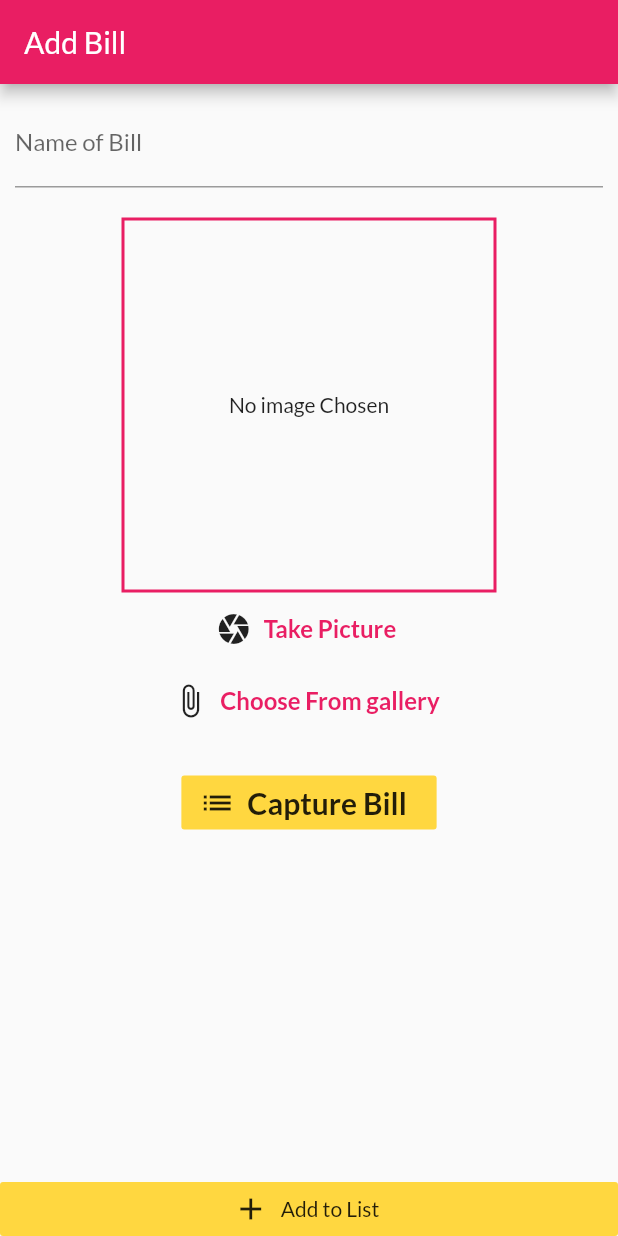
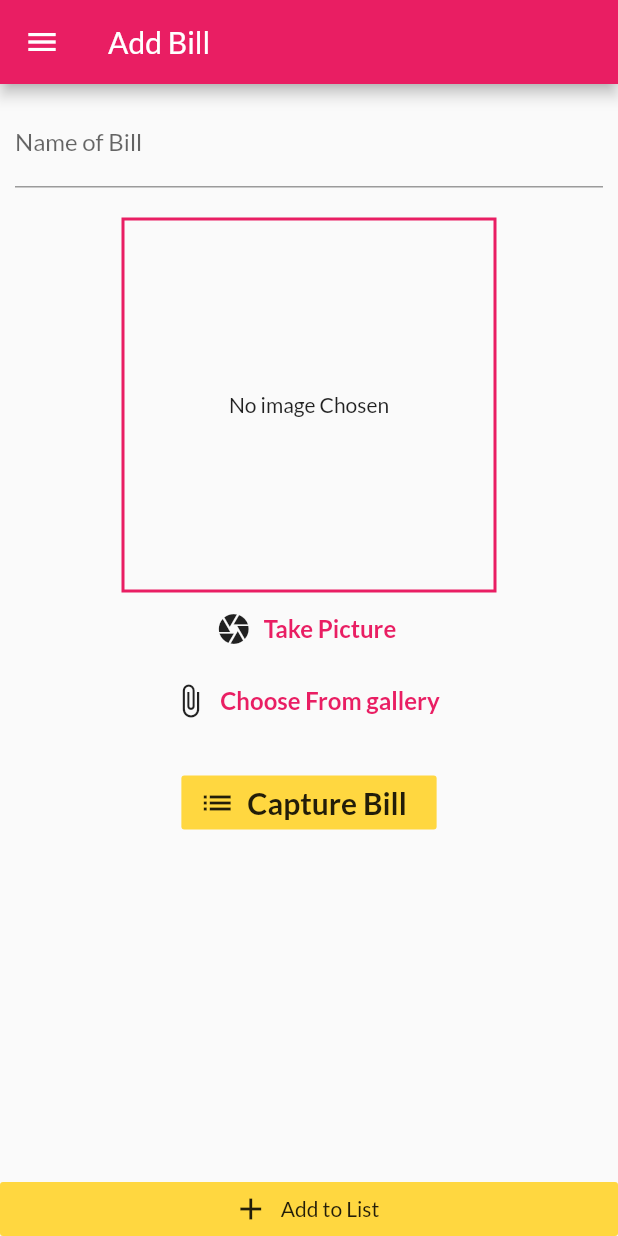
Before and after one commit to vaibhavpuri32/Android_Mobile_Vision_Project, a Flutter app: the AddBillsScreen screen opened by its route, on a phone screen of 412 x 824 dp. Run offline on Flutter 3.47's test engine with Material 2 defaults, Android fonts, the phone set to English and light mode, and no system bars; our stand-ins replace image_picker, sqflite; missing offline and left inert: firebase_ml_vision; accounts and stored records are empty.

Commit message:
Add Bills Screen

```diff
--- a/lib/screens/add_bills_screen.dart
+++ b/lib/screens/add_bills_screen.dart
@@ -47,6 +47,9 @@ class _AddBillsScreen extends State<AddBillsScreen> {
     for (i = 0; i < numbers.length; i++) {
       print(numbers[i]);
     }
+
+
+
     /*  int i;
     for(i=0; i<numbers.length; i++)
       {  print(numbers[i]);
@@ -65,7 +68,7 @@ class _AddBillsScreen extends State<AddBillsScreen> {
             child: numbers.length > 0
                 ? Text(
                     "The Bill is  Rs.  " +
-                        (numbers[numbers.length - 1]).toString(),
+                        numbers[numbers.length-1].toString(),
                     style: TextStyle(fontSize: 30, color: Theme.of(context).primaryColor),
                   )
                 : Text(
@@ -84,7 +87,7 @@ class _AddBillsScreen extends State<AddBillsScreen> {
       return;
     }
     Provider.of<Bills>(context, listen: false).addBill(
-        _titlecontroller.text, _pickedImage, numbers[numbers.length - 1],DateTime.now());
+        _titlecontroller.text, _pickedImage, numbers[numbers.length-1] ,DateTime.now());
     Navigator.of(context).pop();
 
   }
@@ -93,8 +96,9 @@ class _AddBillsScreen extends State<AddBillsScreen> {
   Widget build(BuildContext context) {
     return (Scaffold(
       appBar: AppBar(
-        title: Text("Add Bill "),automaticallyImplyLeading: false,
+        title: Text("Add Bill "),
       ),
+      drawer: MainDrawer(),
       body: Column(
         crossAxisAlignment: CrossAxisAlignment.stretch,
         children: <Widget>[
```
